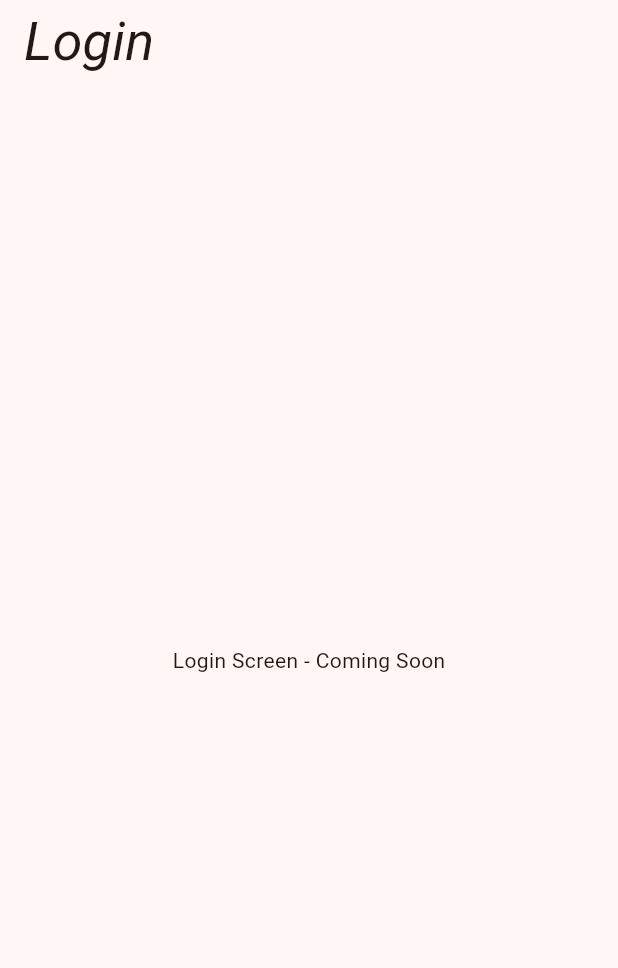
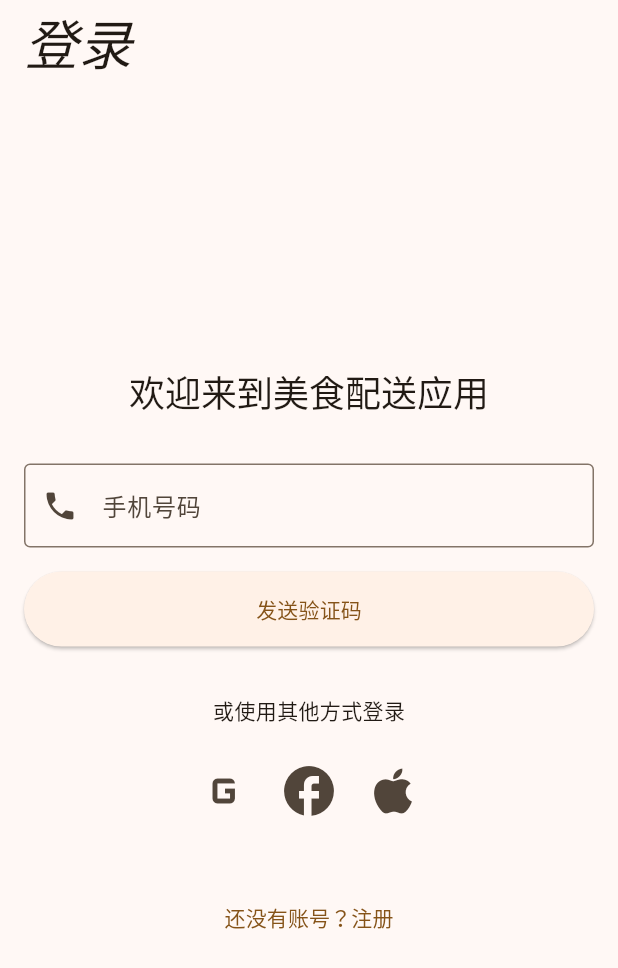
Before and after one commit to could-ai/019a267d-f68e-7640-afa1-49073c7818ff, a Flutter app: the screen it shows after launch, on a phone screen of 412 x 824 dp. Shown: the top 968 px of the screen. Run offline on Flutter 3.47's test engine with Material 3 defaults, Android fonts, the phone set to English and light mode, and no system bars; Roboto replaces fonts that are missing (Hind).

Commit message:
Enhanced the LoginScreen to include a complete UI for phone-based login with OTP, social login options, and signup navigation. Added state management for OTP flow, input fields for phone and OTP, buttons for sending/verifying OTP, and social login icons. Included placeholder methods for authentication logic that will be connected to Supabase later. This transforms the basic placeholder screen into a functional login interface with proper user experience.; Updated LoginController to include placeholder methods for all authentication functionalities mentioned in the requirements: phone OTP, social login (Google, Facebook, Apple), and signup. These methods are structured to be easily integrated with Supabase Auth once the backend is connected, following clean architecture principles.

```diff
--- a/usr/lib/app/modules/auth/login/login_controller.dart
+++ b/usr/lib/app/modules/auth/login/login_controller.dart
@@ -1,4 +1,29 @@
+import 'package:flutter/material.dart';
+
 class LoginController {
   // In the future, this controller will handle login logic,
   // such as phone OTP verification, social login, and authentication.
+
+  // Methods for handling authentication
+  Future<void> sendOtp(String phoneNumber) async {
+    // TODO: Integrate with Supabase Auth for sending OTP
+    // For now, this is a placeholder
+  }
+
+  Future<void> verifyOtp(String phoneNumber, String otp) async {
+    // TODO: Integrate with Supabase Auth for verifying OTP
+    // For now, this is a placeholder
+  }
+
+  Future<void> loginWithGoogle() async {
+    // TODO: Implement Google sign-in
+  }
+
+  Future<void> loginWithFacebook() async {
+    // TODO: Implement Facebook sign-in
+  }
+
+  Future<void> loginWithApple() async {
+    // TODO: Implement Apple sign-in
+  }
 }
--- a/usr/lib/app/modules/auth/login/login_screen.dart
+++ b/usr/lib/app/modules/auth/login/login_screen.dart
@@ -1,15 +1,162 @@
 import 'package:flutter/material.dart';
+import 'package:couldai_user_app/app/modules/auth/login/login_controller.dart';
 
-class LoginScreen extends StatelessWidget {
+class LoginScreen extends StatefulWidget {
+  @override
+  _LoginScreenState createState() => _LoginScreenState();
+}
+
+class _LoginScreenState extends State<LoginScreen> {
+  final LoginController _controller = LoginController();
+  final TextEditingController _phoneController = TextEditingController();
+  final TextEditingController _otpController = TextEditingController();
+  bool _isOtpSent = false;
+
   @override
   Widget build(BuildContext context) {
     return Scaffold(
       appBar: AppBar(
-        title: Text('Login'),
+        title: Text('登录'),
       ),
-      body: Center(
-        child: Text('Login Screen - Coming Soon'),
+      body: Padding(
+        padding: const EdgeInsets.all(16.0),
+        child: Column(
+          mainAxisAlignment: MainAxisAlignment.center,
+          children: [
+            Text(
+              '欢迎来到美食配送应用',
+              style: Theme.of(context).textTheme.headlineSmall,
+              textAlign: TextAlign.center,
+            ),
+            SizedBox(height: 32),
+            TextField(
+              controller: _phoneController,
+              keyboardType: TextInputType.phone,
+              decoration: InputDecoration(
+                labelText: '手机号码',
+                hintText: '请输入您的手机号码',
+                prefixIcon: Icon(Icons.phone),
+                border: OutlineInputBorder(),
+              ),
+            ),
+            SizedBox(height: 16),
+            if (!_isOtpSent) ...[
+              ElevatedButton(
+                onPressed: _sendOtp,
+                child: Text('发送验证码'),
+                style: ElevatedButton.styleFrom(
+                  minimumSize: Size(double.infinity, 50),
+                ),
+              ),
+            ] else ...[
+              TextField(
+                controller: _otpController,
+                keyboardType: TextInputType.number,
+                decoration: InputDecoration(
+                  labelText: '验证码',
+                  hintText: '请输入6位验证码',
+                  prefixIcon: Icon(Icons.lock),
+                  border: OutlineInputBorder(),
+                ),
+                maxLength: 6,
+              ),
+              SizedBox(height: 16),
+              ElevatedButton(
+                onPressed: _verifyOtp,
+                child: Text('登录'),
+                style: ElevatedButton.styleFrom(
+                  minimumSize: Size(double.infinity, 50),
+                ),
+              ),
+              TextButton(
+                onPressed: _resendOtp,
+                child: Text('重新发送验证码'),
+              ),
+            ],
+            SizedBox(height: 32),
+            Text('或使用其他方式登录'),
+            SizedBox(height: 16),
+            Row(
+              mainAxisAlignment: MainAxisAlignment.center,
+              children: [
+                IconButton(
+                  onPressed: _loginWithGoogle,
+                  icon: Icon(Icons.g_mobiledata, size: 40),
+                  tooltip: 'Google登录',
+                ),
+                IconButton(
+                  onPressed: _loginWithFacebook,
+                  icon: Icon(Icons.facebook, size: 40),
+                  tooltip: 'Facebook登录',
+                ),
+                IconButton(
+                  onPressed: _loginWithApple,
+                  icon: Icon(Icons.apple, size: 40),
+                  tooltip: 'Apple登录',
+                ),
+              ],
+            ),
+            SizedBox(height: 32),
+            TextButton(
+              onPressed: _goToSignup,
+              child: Text('还没有账号？注册'),
+            ),
+          ],
+        ),
       ),
     );
   }
+
+  void _sendOtp() {
+    // TODO: 实现发送OTP逻辑（目前使用模拟）
+    setState(() {
+      _isOtpSent = true;
+    });
+    ScaffoldMessenger.of(context).showSnackBar(
+      SnackBar(content: Text('验证码已发送到 ${_phoneController.text}')),
+    );
+  }
+
+  void _verifyOtp() {
+    // TODO: 实现OTP验证逻辑（目前使用模拟）
+    ScaffoldMessenger.of(context).showSnackBar(
+      SnackBar(content: Text('登录成功！')),
+    );
+    // Navigator.pushReplacementNamed(context, '/home');
+  }
+
+  void _resendOtp() {
+    // TODO: 重新发送OTP
+    ScaffoldMessenger.of(context).showSnackBar(
+      SnackBar(content: Text('验证码已重新发送')),
+    );
+  }
+
+  void _loginWithGoogle() {
+    // TODO: Google登录
+    ScaffoldMessenger.of(context).showSnackBar(
+      SnackBar(content: Text('Google登录 - 即将上线')),
+    );
+  }
+
+  void _loginWithFacebook() {
+    // TODO: Facebook登录
+    ScaffoldMessenger.of(context).showSnackBar(
+      SnackBar(content: Text('Facebook登录 - 即将上线')),
+    );
+  }
+
+  void _loginWithApple() {
+    // TODO: Apple登录
+    ScaffoldMessenger.of(context).showSnackBar(
+      SnackBar(content: Text('Apple登录 - 即将上线')),
+    );
+  }
+
+  void _goToSignup() {
+    // TODO: 跳转到注册页面
+    ScaffoldMessenger.of(context).showSnackBar(
+      SnackBar(content: Text('注册功能 - 即将上线')),
+    );
+  }
 }
```
